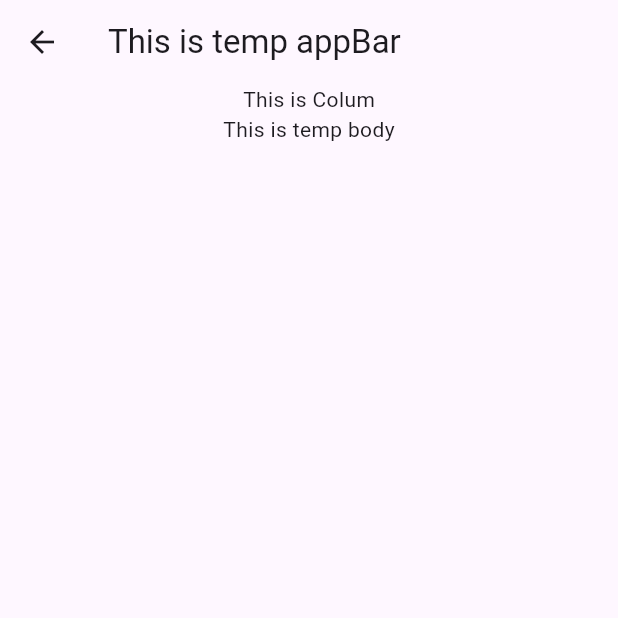
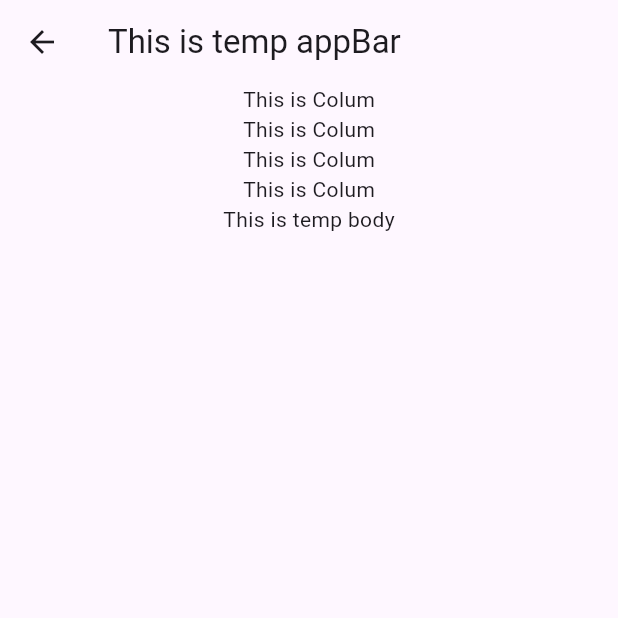
Before and after one commit to BhautikPatel7/ci_cd_flutter, a Flutter app: the TempClass screen opened directly, on a phone screen of 412 x 824 dp, the top half of it. Run offline on Flutter 3.47's test engine with Material 3 defaults, Android fonts, the phone set to English and light mode, and no system bars.

Commit message:
added new text

```diff
--- a/lib/temp.dart
+++ b/lib/temp.dart
@@ -11,6 +11,9 @@ class TempClass extends StatelessWidget {
       body: Column(
         children: [
           Text("This is Colum"),
+          Text("This is Colum"),
+          Text("This is Colum"),
+          Text("This is Colum"),
           Center(
             child: Text("This is temp body"),
           ),
```
Also changed, not shown: .github/workflows/realse.yaml.
